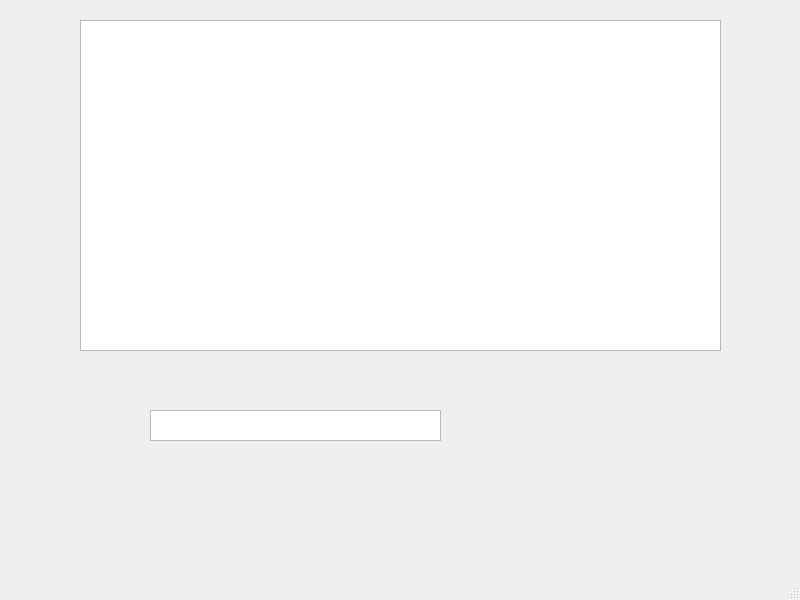
This is Lesson2/Lesson2_1/Lesson2_1/mainwindow.ui in napolnyi/Lesson_Qt as Qt 5 draws it before an edit. The edited form follows.
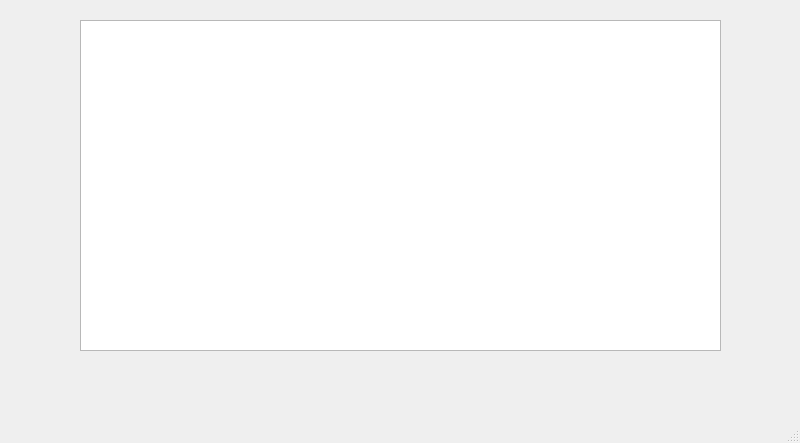
This is the edited form.

Diff of the .ui file:
```diff
--- a/Lesson2/Lesson2_1/Lesson2_1/mainwindow.ui
+++ b/Lesson2/Lesson2_1/Lesson2_1/mainwindow.ui
@@ -7,7 +7,7 @@
     <x>0</x>
     <y>0</y>
     <width>800</width>
-    <height>600</height>
+    <height>443</height>
    </rect>
   </property>
   <property name="windowTitle">
@@ -27,16 +27,6 @@
      <string/>
     </property>
    </widget>
-   <widget class="QTextEdit" name="textEdit">
-    <property name="geometry">
-     <rect>
-      <x>150</x>
-      <y>410</y>
-      <width>291</width>
-      <height>31</height>
-     </rect>
-    </property>
-   </widget>
   </widget>
   <widget class="QMenuBar" name="menubar">
    <property name="geometry">
```
Left out of the diff: 2 changed lines with no effect on the pictures.
